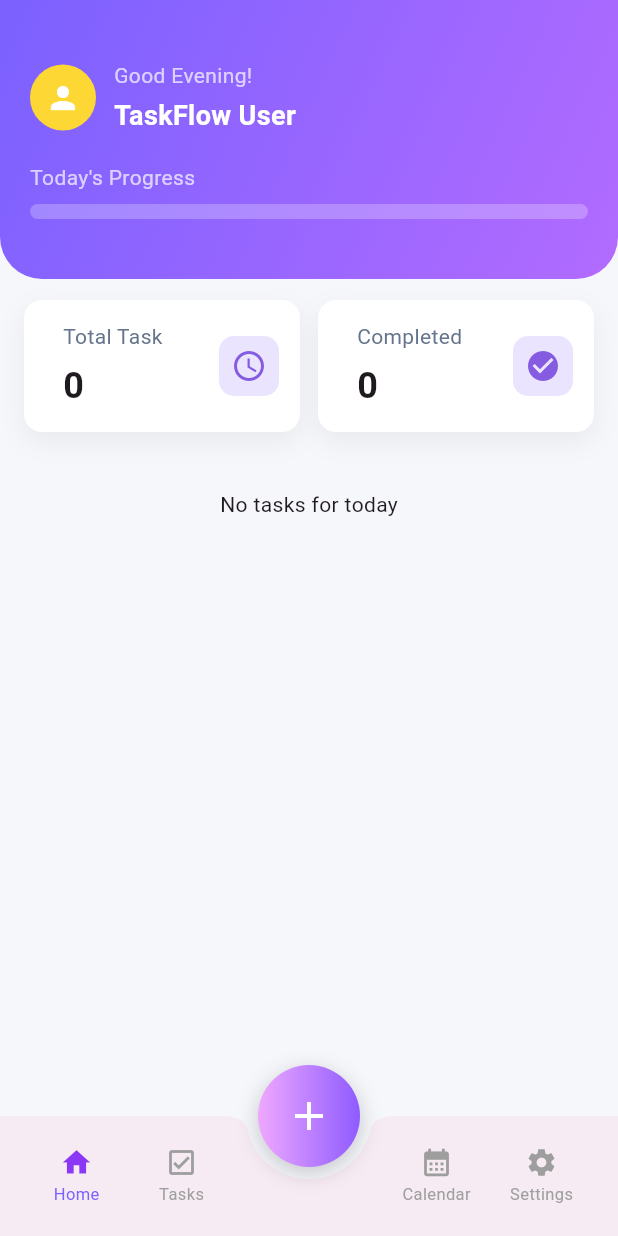
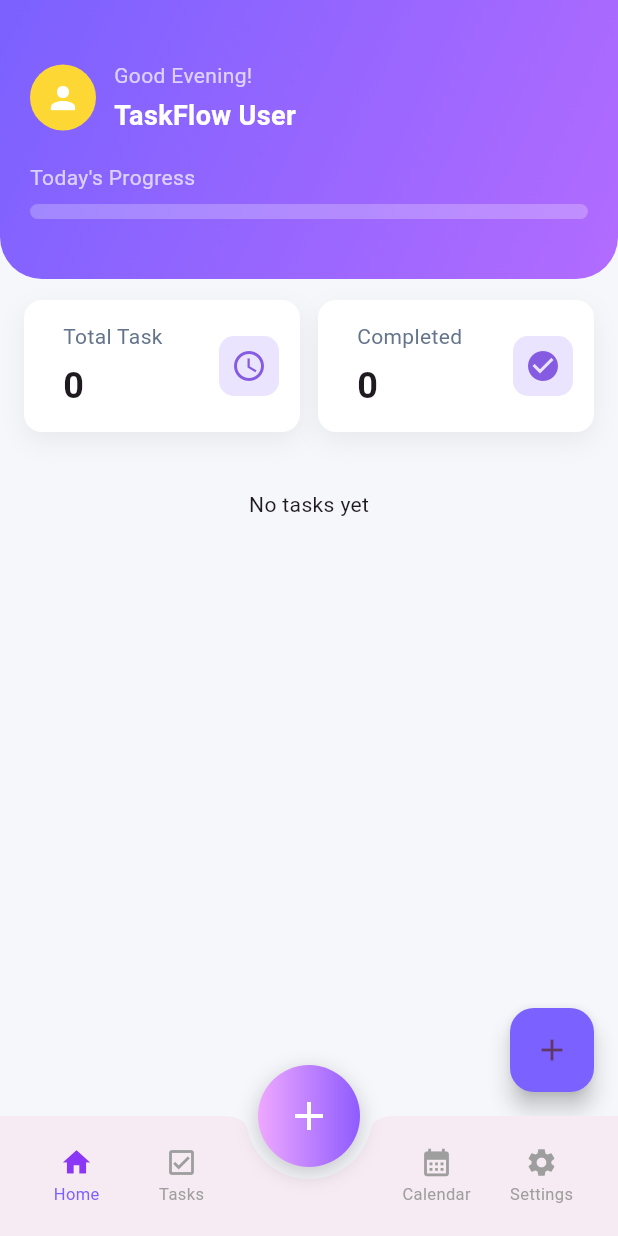
Before and after one commit to ZainabBashir425/TaskFlow-TodoApp, a Flutter app: the screen it shows after launch, on a phone screen of 412 x 824 dp. Run offline on Flutter 3.47's test engine with Material 3 defaults, Android fonts, the phone set to English and light mode, and no system bars; our stand-ins replace flutter_dotenv, supabase_flutter; accounts and stored records are empty.

Commit message:
home_page code is being changed for resolving few issues

```diff
--- a/lib/screens/home_page.dart
+++ b/lib/screens/home_page.dart
@@ -3,6 +3,7 @@ import '../widgets/stat_card.dart';
 import '../widgets/task_card.dart';
 import '../widgets/tag_chip.dart';
 import '../services/supabase_service.dart';
+import 'new_task_screen.dart';
 
 class HomePage extends StatefulWidget {
   const HomePage({super.key});
@@ -12,6 +13,14 @@ class HomePage extends StatefulWidget {
 }
 
 class _HomePageState extends State<HomePage> {
+  Future<List<Map<String, dynamic>>>? _tasksFuture;
+
+  @override
+  void initState() {
+    super.initState();
+    _tasksFuture = fetchTasks();
+  }
+
   Future<List<Map<String, dynamic>>> fetchTasks() async {
     final response = await SupabaseService.client
         .from('tasks')
@@ -21,7 +30,7 @@ class _HomePageState extends State<HomePage> {
     return List<Map<String, dynamic>>.from(response);
   }
 
-  Widget _buildHeader(BuildContext ctx, double progress) {
+  Widget _buildHeader(double progress) {
     return Container(
       padding: const EdgeInsets.fromLTRB(20, 40, 20, 40),
       decoration: const BoxDecoration(
@@ -46,9 +55,9 @@ class _HomePageState extends State<HomePage> {
                 child: const Icon(Icons.person, color: Colors.white),
               ),
               const SizedBox(width: 12),
-              Column(
+              const Column(
                 crossAxisAlignment: CrossAxisAlignment.start,
-                children: const [
+                children: [
                   Text(
                     "Good Evening!",
                     style: TextStyle(color: Colors.white70),
@@ -115,7 +124,7 @@ class _HomePageState extends State<HomePage> {
     if (tasks.isEmpty) {
       return const Padding(
         padding: EdgeInsets.all(24),
-        child: Center(child: Text("No tasks for today")),
+        child: Center(child: Text("No tasks yet")),
       );
     }
 
@@ -134,7 +143,6 @@ class _HomePageState extends State<HomePage> {
             ],
           ),
           const SizedBox(height: 12),
-
           ...tasks.map((task) {
             return Padding(
               padding: const EdgeInsets.only(bottom: 10),
@@ -164,11 +172,30 @@ class _HomePageState extends State<HomePage> {
     );
   }
 
+  Future<void> _openAddTask() async {
+    final result = await Navigator.push(
+      context,
+      MaterialPageRoute(builder: (_) => const NewTaskScreen()),
+    );
+
+    if (result == true) {
+      setState(() {
+        _tasksFuture = fetchTasks();
+      });
+    }
+  }
+
   @override
   Widget build(BuildContext context) {
-    return SafeArea(
+    return Scaffold(
+      floatingActionButton: FloatingActionButton(
+        onPressed: _openAddTask,
+        backgroundColor: const Color(0xFF7B61FF),
+        child: const Icon(Icons.add),
+      ),
+      body: SafeArea(
         child: FutureBuilder<List<Map<String, dynamic>>>(
-        future: fetchTasks(),
+          future: _tasksFuture,
           builder: (context, snapshot) {
             if (snapshot.connectionState == ConnectionState.waiting) {
               return const Center(child: CircularProgressIndicator());
@@ -184,12 +211,14 @@ class _HomePageState extends State<HomePage> {
                 .where((t) => t['status'] == 'Done')
                 .length;
 
-          final progress = totalTasks == 0 ? 0.0 : completedTasks / totalTasks;
+            final progress = totalTasks == 0
+                ? 0.0
+                : completedTasks / totalTasks;
 
             return SingleChildScrollView(
               child: Column(
                 children: [
-                _buildHeader(context, progress),
+                  _buildHeader(progress),
                   _buildStatsRow(totalTasks, completedTasks),
                   _buildTodayTasks(tasks),
                   const SizedBox(height: 80),
@@ -198,6 +227,7 @@ class _HomePageState extends State<HomePage> {
             );
           },
         ),
+      ),
     );
   }
 }
--- a/pubspec.yaml
+++ b/pubspec.yaml
@@ -57,6 +57,7 @@ flutter:
   assets:
     - assets/Union.png
     - assets/splash_icon.png
+    - .env
 
 
   # The following line ensures that the Material Icons font is
```
Also changed, not shown: 1 other file. Lines whose indentation alone changed are shown as unchanged.
